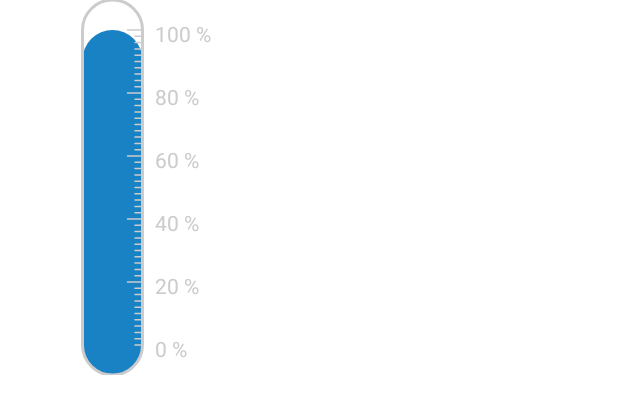
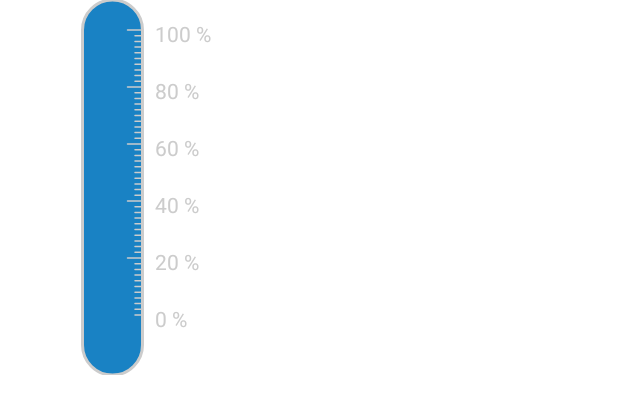
Before and after one commit to Ramink78/Thermometer, an Android app built with Jetpack Compose: the @Preview function HumidityStatPreview, on a phone screen of 412 x 824 dp. Shown: the top 414 px of the screen. Run offline under Robolectric (Android 15) with nearby library versions, the phone set to English and light mode, and no system bars.

Commit message:
fix humidity meter fill on zero percent

```diff
--- a/app/src/main/java/rk/thermometer/ui/component/HumidityMeter.kt
+++ b/app/src/main/java/rk/thermometer/ui/component/HumidityMeter.kt
@@ -29,7 +29,6 @@ import androidx.compose.ui.text.TextStyle
 import androidx.compose.ui.text.drawText
 import androidx.compose.ui.text.rememberTextMeasurer
 import androidx.compose.ui.tooling.preview.Preview
-import androidx.compose.ui.unit.Dp
 import androidx.compose.ui.unit.dp
 import rk.thermometer.ui.theme.ThermometerTheme
 import kotlin.math.roundToInt
@@ -92,14 +91,14 @@ private fun DrawScope.drawHumidityOutline(
     val topRight = topLeft.copy(x = topLeft.x + barWidth)
     val rulerRect = Rect(
         topLeft = topLeft + Offset(y = barWidth / 2, x = 0f),
-        bottomRight = Offset(y = barHeight - barWidth / 2, x = topRight.x)
+        bottomRight = Offset(y = barHeight - barWidth, x = topRight.x)
     )
     val unitCount = (maxHumidity - minHumidity) / division
     val unitHeight = rulerRect.height / unitCount
     drawHumidityFill(
         humidity = humidity,
         barWidth = barWidth,
-        topLeft = rulerRect.bottomLeft + Offset(0f, barWidth / 2),
+        topLeft = rulerRect.bottomLeft + Offset(0f, barWidth),
         rulerRect = rulerRect
     )
     drawRoundRect(
@@ -145,12 +144,18 @@ private fun DrawScope.drawHumidityFill(
 ) {
     val unitCount = 100 / barDivision
     val unitHeight = rulerRect.height / unitCount
+    val height =
+        when (humidity) {
+            0 -> -barWidth
+            100 ->-(unitHeight) * (humidity / barDivision) - (rulerRect.topLeft.y + barWidth)
+            else -> -(unitHeight) * (humidity / barDivision)-barWidth
+        }
     drawRoundRect(
         color = Color(0xff1982c4),
         topLeft = topLeft,
         size = Size(
             width = barWidth,
-            height = -(unitHeight) * (humidity / barDivision) - rulerRect.topLeft.y
+            height = height
         ),
         cornerRadius = CornerRadius(barWidth / 2)
     )
```
